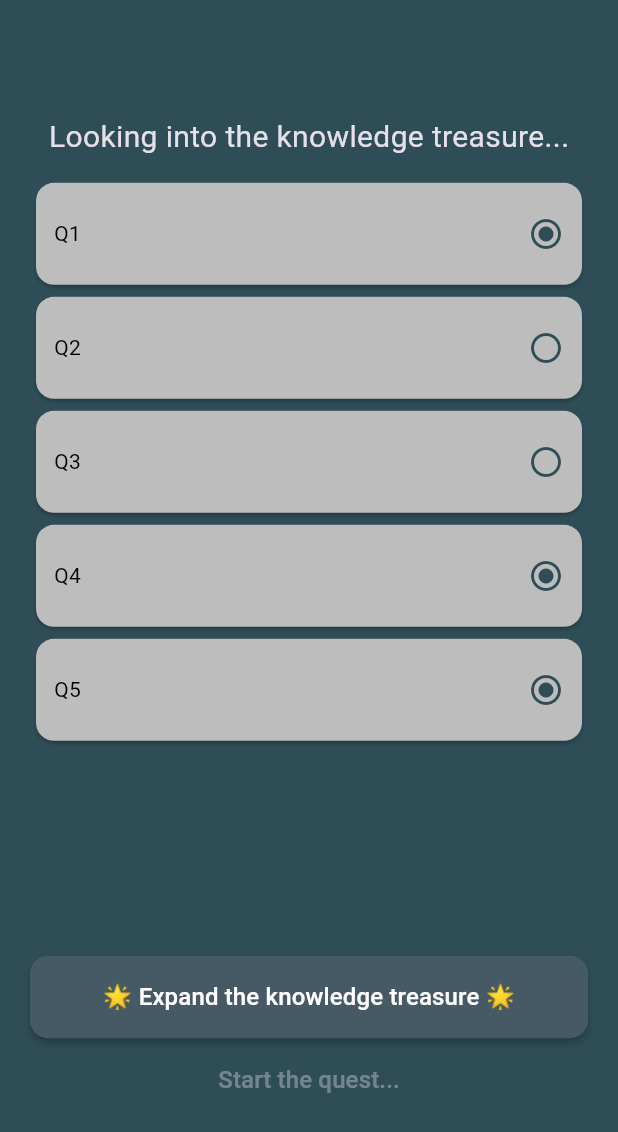
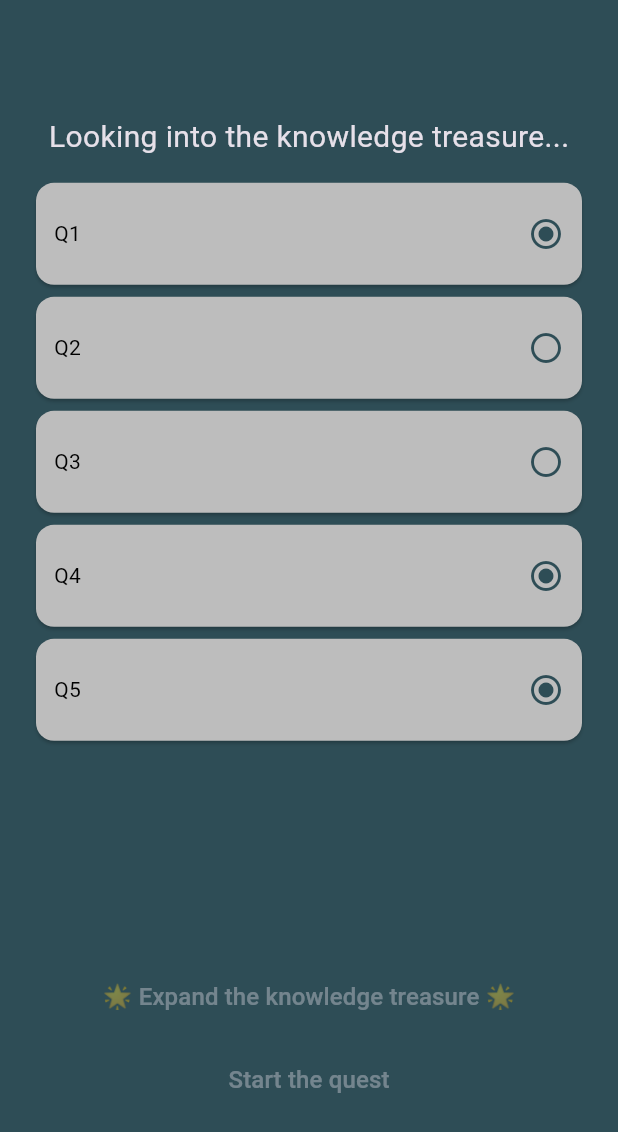
Before and after one commit to Marija97/Knowledge-Treasure-Deck-Flutter-Mobile-App, a Flutter app: the screen it shows after launch, on a phone screen of 412 x 824 dp. Shown: the top 1132 px of the screen. Run offline on Flutter 3.47's test engine with Material 3 defaults, Android fonts, the phone set to English and light mode, and no system bars; our stand-ins replace equatable, flutter_riverpod, flutter_svg, go_router, hive_flutter; accounts and stored records are empty; generated files the repository leaves out were written again.

Commit message:
Structural changes

```diff
--- a/lib/app/features/knowledge/controllers/knowledge_controller.dart
+++ b/lib/app/features/knowledge/controllers/knowledge_controller.dart
@@ -1,8 +1,8 @@
 import 'dart:async';
 
-import 'package:ash/app/features/models/factoid.dart';
 import 'package:flutter_riverpod/flutter_riverpod.dart';
 
+import '../models/factoid.dart';
 import 'knowledge_state.dart';
 
 final knowledgeControllerProvider =
--- a/lib/app/features/knowledge/controllers/knowledge_state.dart
+++ b/lib/app/features/knowledge/controllers/knowledge_state.dart
@@ -1,5 +1,6 @@
-import 'package:ash/app/features/models/factoid.dart';
 import 'package:equatable/equatable.dart';
+
+import '../models/factoid.dart';
 
 class KnowledgeState extends Equatable {
   const KnowledgeState(this.units);
--- a/lib/app/features/knowledge/view/knowledge_overview_page.dart
+++ b/lib/app/features/knowledge/view/knowledge_overview_page.dart
@@ -1,4 +1,4 @@
-import 'package:ash/app/features/knowledge/widgets/factoid_view.dart';
+import 'package:ash/app/features/knowledge/view/widgets/factoid_view.dart';
 import 'package:ash/app/widgets/button.dart';
 import 'package:flutter/material.dart';
 import 'package:flutter_riverpod/flutter_riverpod.dart';
@@ -39,11 +39,10 @@ class KnowledgeOverviewPage extends ConsumerWidget {
                   ),
                 ),
               ),
+              AppButton(title: '🌟 Expand the knowledge treasure 🌟'),
               AppButton(
-                title: '🌟 Expand the knowledge treasure 🌟',
-                onTap: () {},
+                title: 'Start the quest',
               ),
-              AppButton(title: 'Start the quest...'),
               const Spacer(),
             ],
           ),
--- a/lib/app/features/knowledge/widgets/factoid_view.dart
+++ b/lib/app/features/knowledge/view/widgets/factoid_view.dart
@@ -1,7 +1,6 @@
 import 'package:flutter/material.dart';
 
-import '../../../theme/colors.dart';
-import '../../../widgets/text.dart';
+import '../../../../theme/colors.dart';
 import '../../models/factoid.dart';
 
 class FactoidView extends StatelessWidget {
```
Also changed, not shown: lib/app/features/knowledge/models/factoid.dart (renamed from lib/app/features/models/factoid.dart).
